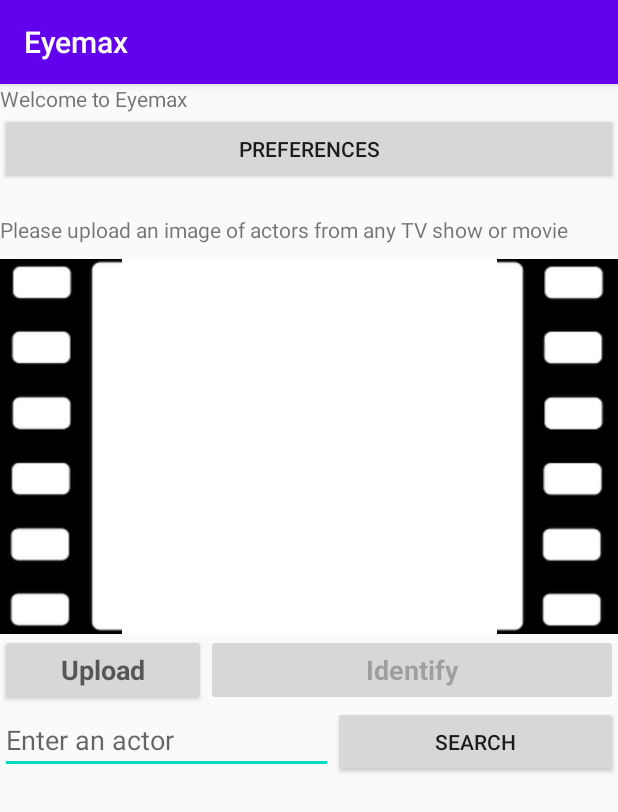
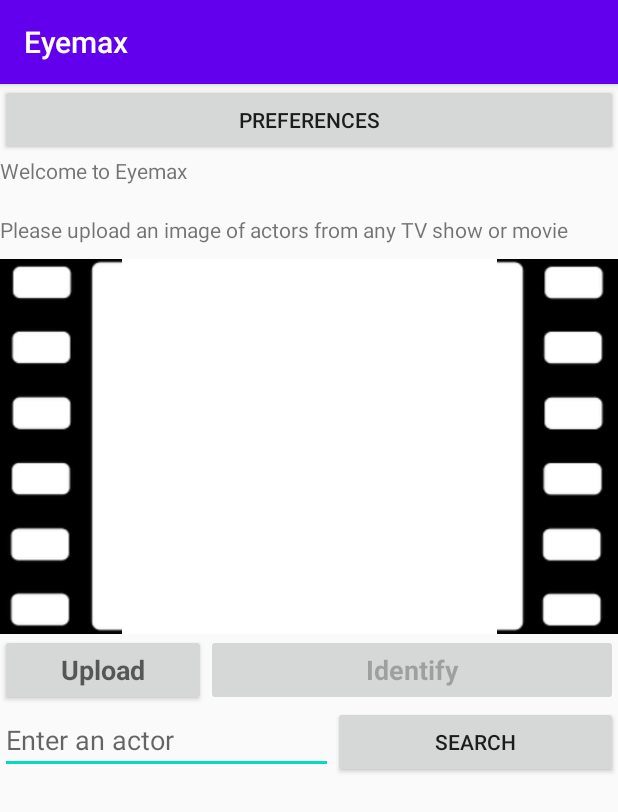
Before and after one commit to benjaminsg/eyemax, an Android app: the screen it shows after launch (MainActivity), on a phone screen of 412 x 824 dp. Shown: the top 812 px of the screen. Run offline under Robolectric (Android 15) with nearby library versions, the phone set to English and light mode, and no system bars; libraries missing offline, so code that uses them is left out: com.amplifyframework, com.amplifyframework.api, com.amplifyframework.auth, com.amplifyframework.core; 4 statements that could not run were skipped.

Commit message:
adjust activit_main layout

```diff
--- a/app/src/main/res/layout/activity_main.xml
+++ b/app/src/main/res/layout/activity_main.xml
@@ -12,6 +12,12 @@
         android:layout_height="match_parent"
         android:orientation="vertical">
 
+        <Button
+            android:id="@+id/buttonPreferences"
+            android:layout_width="match_parent"
+            android:layout_height="wrap_content"
+            android:text="@string/preferences" />
+
         <TextView
             android:id="@+id/text"
             android:layout_width="wrap_content"
@@ -19,12 +25,6 @@
             android:text="@string/welcome_to_eyemax"
             tools:layout_editor_absoluteX="8dp"
             tools:layout_editor_absoluteY="8dp" />
-
-        <Button
-            android:id="@+id/buttonPreferences"
-            android:layout_width="match_parent"
-            android:layout_height="wrap_content"
-            android:text="@string/preferences" />
 
         <TextView
             android:layout_width="match_parent"
```
